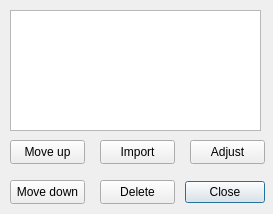
Before: the Qt Designer form gui/modify_images_dlg.ui in SBEMimage/SBEMimage, drawn with Qt 5.
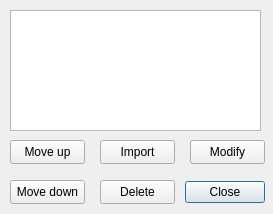
After: the same form once the commit is applied.

Commit message: added flip image option, modify image: consistent naming to avoid confusion, fixed managing array images, templates, load at startup, removed adding new grid at index

The edit to the form file:
```diff
--- a/gui/modify_images_dlg.ui
+++ b/gui/modify_images_dlg.ui
@@ -49,7 +49,7 @@
     </rect>
    </property>
    <property name="text">
-    <string>Adjust</string>
+    <string>Modify</string>
    </property>
   </widget>
   <widget class="QPushButton" name="pushButton_delete">
```
Left out of the diff: 12 changed lines with no effect on the pictures. The commit also changes 11 other files.
